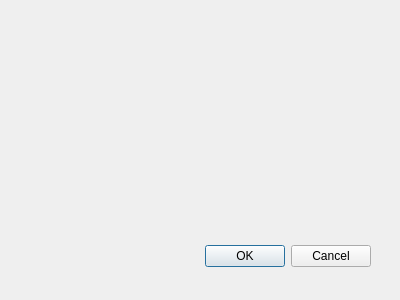
First picture: the form in authorized.ui, repository degieusz/face_recogniction, before the edit.
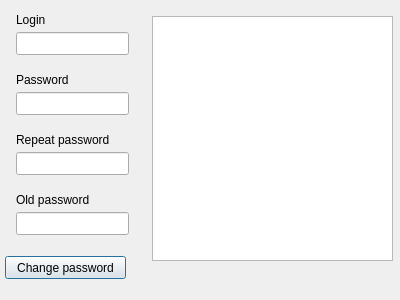
Second picture: the form after the edit.

Commit message: change password feature add

```diff
--- a/authorized.ui
+++ b/authorized.ui
@@ -15,20 +15,122 @@
   <property name="windowTitle">
    <string>Dialog</string>
   </property>
-  <widget name="buttonBox" class="QDialogButtonBox">
+  <widget class="QPushButton" name="change_password">
+   <property name="enabled">
+    <bool>true</bool>
+   </property>
    <property name="geometry">
     <rect>
-     <x>30</x>
-     <y>240</y>
-     <width>341</width>
-     <height>32</height>
+     <x>5</x>
+     <y>256</y>
+     <width>121</width>
+     <height>23</height>
     </rect>
    </property>
-   <property name="orientation">
-    <enum>Qt::Horizontal</enum>
+   <property name="text">
+    <string>Change password</string>
    </property>
-   <property name="standardButtons">
-    <set>QDialogButtonBox::Cancel|QDialogButtonBox::Ok</set>
+  </widget>
+  <widget class="QLabel" name="label_3">
+   <property name="geometry">
+    <rect>
+     <x>16</x>
+     <y>132</y>
+     <width>113</width>
+     <height>16</height>
+    </rect>
+   </property>
+   <property name="text">
+    <string>Repeat password</string>
+   </property>
+  </widget>
+  <widget class="QLineEdit" name="repeated_password">
+   <property name="geometry">
+    <rect>
+     <x>16</x>
+     <y>152</y>
+     <width>113</width>
+     <height>23</height>
+    </rect>
+   </property>
+  </widget>
+  <widget class="QLineEdit" name="login">
+   <property name="geometry">
+    <rect>
+     <x>16</x>
+     <y>32</y>
+     <width>113</width>
+     <height>23</height>
+    </rect>
+   </property>
+  </widget>
+  <widget class="QLabel" name="label_4">
+   <property name="geometry">
+    <rect>
+     <x>16</x>
+     <y>192</y>
+     <width>109</width>
+     <height>16</height>
+    </rect>
+   </property>
+   <property name="text">
+    <string>Old password</string>
+   </property>
+  </widget>
+  <widget class="QLabel" name="label_2">
+   <property name="geometry">
+    <rect>
+     <x>16</x>
+     <y>72</y>
+     <width>57</width>
+     <height>15</height>
+    </rect>
+   </property>
+   <property name="text">
+    <string>Password</string>
+   </property>
+  </widget>
+  <widget class="QLabel" name="label">
+   <property name="geometry">
+    <rect>
+     <x>16</x>
+     <y>12</y>
+     <width>57</width>
+     <height>15</height>
+    </rect>
+   </property>
+   <property name="text">
+    <string>Login</string>
+   </property>
+  </widget>
+  <widget class="QLineEdit" name="old_password">
+   <property name="geometry">
+    <rect>
+     <x>16</x>
+     <y>212</y>
+     <width>113</width>
+     <height>23</height>
+    </rect>
+   </property>
+  </widget>
+  <widget class="QLineEdit" name="password">
+   <property name="geometry">
+    <rect>
+     <x>16</x>
+     <y>92</y>
+     <width>113</width>
+     <height>23</height>
+    </rect>
+   </property>
+  </widget>
+  <widget class="QPlainTextEdit" name="debug_prints">
+   <property name="geometry">
+    <rect>
+     <x>152</x>
+     <y>16</y>
+     <width>241</width>
+     <height>245</height>
+    </rect>
    </property>
   </widget>
  </widget>
```
Left out of the diff: 42 changed lines with no effect on the pictures. The commit also changes 6 other files.
